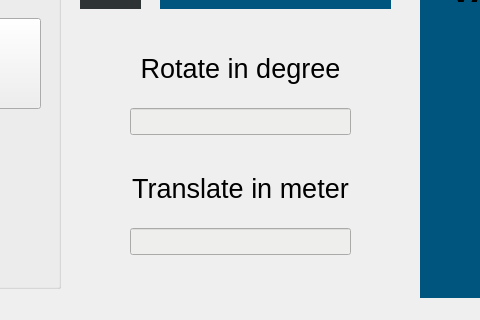
The window that val2sim_gui/ui/ces.ui (ArmSorawis/VAL2SIM) describes before a commit, drawn with Qt 5; both pictures show x 240 to 720 and y 351 to 671 of the 906 by 671 pixel window.
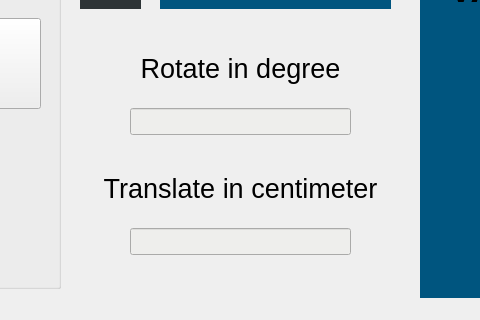
The same window after the commit.

What changed in the file:
```diff
--- a/val2sim_gui/ui/ces.ui
+++ b/val2sim_gui/ui/ces.ui
@@ -348,9 +348,9 @@
    <widget class="QLabel" name="label_translate">
     <property name="geometry">
      <rect>
-      <x>350</x>
+      <x>330</x>
       <y>490</y>
-      <width>261</width>
+      <width>301</width>
       <height>61</height>
      </rect>
     </property>
@@ -363,7 +363,7 @@
      </font>
     </property>
     <property name="text">
-     <string>Translate in meter</string>
+     <string>Translate in centimeter</string>
     </property>
     <property name="textFormat">
      <enum>Qt::AutoText</enum>
```
